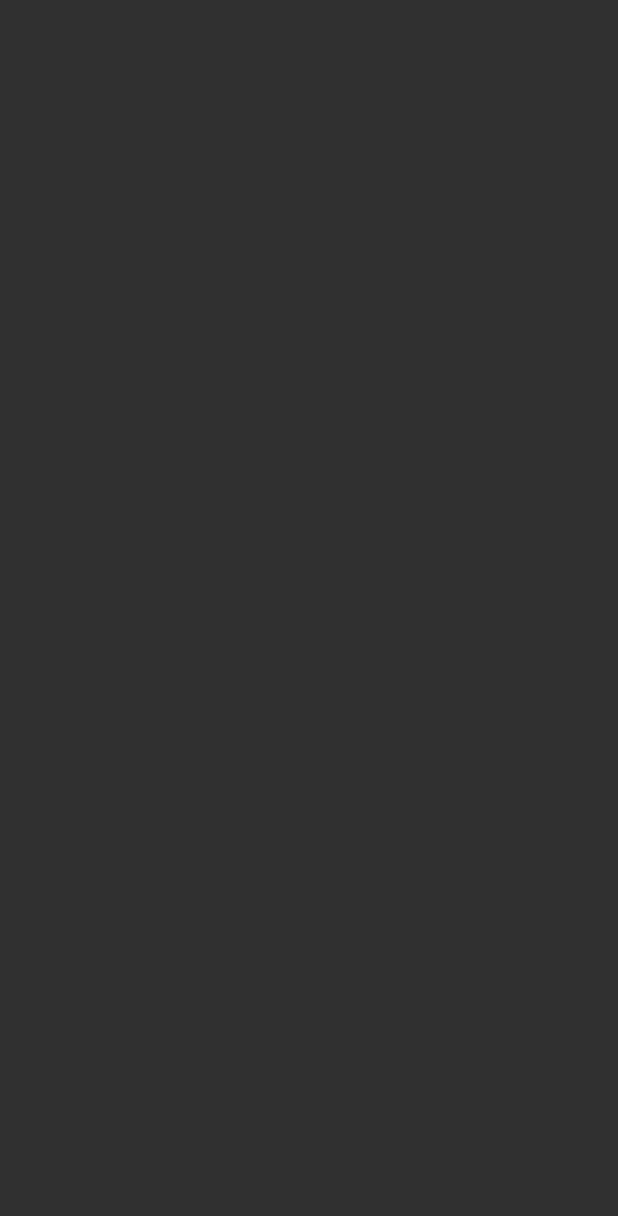
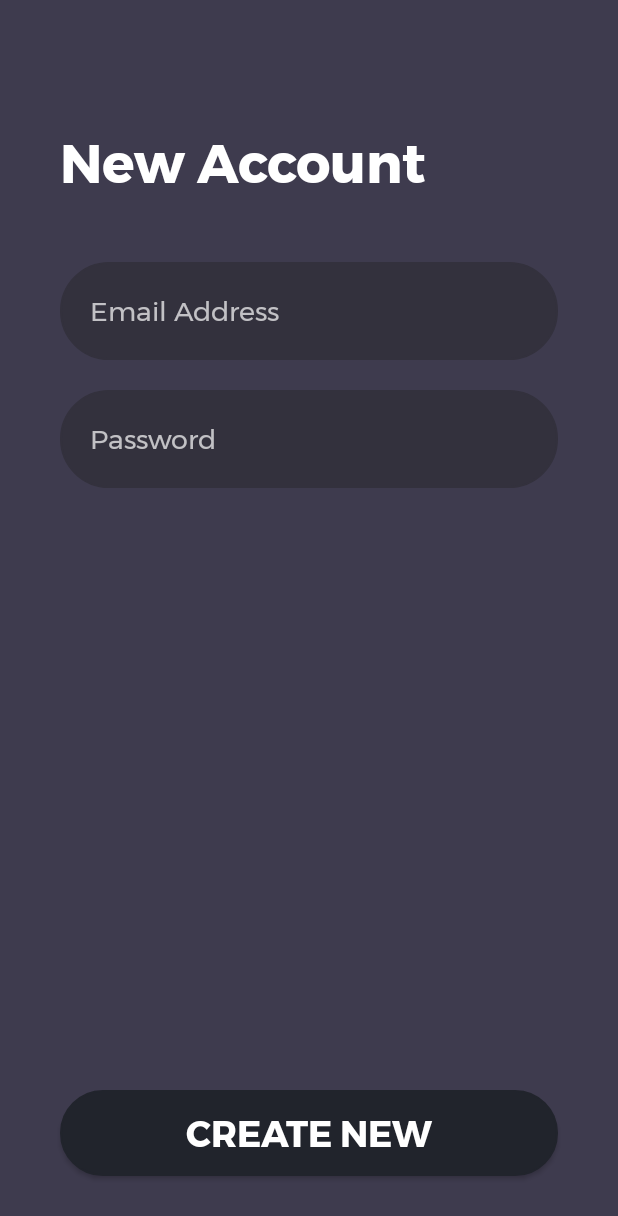
Before and after one commit to amalrajan/Cyclo, an Android app: the SignupActivity screen opened directly, with no data from a screen before it, on a phone screen of 412 x 824 dp. Before the commit the part shown is empty. Shown: the top 1216 px of the screen. Run offline under Robolectric (Android 15) with nearby library versions, the phone set to English and light mode, and no system bars.

Commit message:
Add sign up page

```diff
--- a/app/src/main/res/layout/activity_login.xml
+++ b/app/src/main/res/layout/activity_login.xml
@@ -60,12 +60,11 @@
 
     <Button
         android:id="@+id/login_button_login_page"
-        android:layout_width="269dp"
+        android:layout_width="0dp"
         android:layout_height="57dp"
-        android:layout_marginBottom="15dp"
-        android:layout_marginEnd="8dp"
-        android:layout_marginStart="8dp"
-        android:layout_marginTop="60dp"
+        android:layout_marginBottom="40dp"
+        android:layout_marginEnd="40dp"
+        android:layout_marginStart="40dp"
         android:background="@drawable/button_rounded_login"
         android:fontFamily="@font/montserrat_bold"
         android:paddingBottom="10dp"
@@ -77,7 +76,5 @@
         app:layout_constraintBottom_toBottomOf="parent"
         app:layout_constraintEnd_toEndOf="parent"
         app:layout_constraintHorizontal_bias="0.505"
-        app:layout_constraintStart_toStartOf="parent"
-        app:layout_constraintTop_toBottomOf="@+id/edit_text_password"
-        app:layout_constraintVertical_bias="0.716" />
+        app:layout_constraintStart_toStartOf="parent" />
 </android.support.constraint.ConstraintLayout>
--- a/app/src/main/res/layout/activity_signup.xml
+++ b/app/src/main/res/layout/activity_signup.xml
@@ -4,6 +4,77 @@
     xmlns:tools="http://schemas.android.com/tools"
     android:layout_width="match_parent"
     android:layout_height="match_parent"
-    tools:context=".SignupActivity">
+    android:background="#3e3b4e"
+    tools:context=".Login">
 
+    <TextView
+        android:id="@+id/text_view_login"
+        android:layout_width="wrap_content"
+        android:layout_height="wrap_content"
+        android:layout_marginStart="40dp"
+        android:layout_marginTop="80dp"
+        android:fontFamily="@font/montserrat_bold"
+        android:text="@string/signup"
+        android:textColor="@android:color/white"
+        android:textSize="36sp"
+        app:layout_constraintStart_toStartOf="parent"
+        app:layout_constraintTop_toTopOf="parent" />
+
+    <EditText
+        android:id="@+id/edit_text_password"
+        android:layout_width="0dp"
+        android:layout_height="65dp"
+        android:layout_marginLeft="40dp"
+        android:layout_marginRight="40dp"
+        android:layout_marginTop="20dp"
+        android:background="@drawable/entry_rounded"
+        android:ems="10"
+        android:fontFamily="@font/montserrat"
+        android:hint="@string/hint_password"
+        android:inputType="textPassword"
+        android:paddingLeft="20dp"
+        android:paddingRight="20dp"
+        android:textColor="@android:color/white"
+        app:layout_constraintEnd_toEndOf="parent"
+        app:layout_constraintStart_toStartOf="parent"
+        app:layout_constraintTop_toBottomOf="@+id/edit_test_email" />
+
+    <EditText
+        android:id="@+id/edit_test_email"
+        android:layout_width="0dp"
+        android:layout_height="65dp"
+        android:layout_marginLeft="40dp"
+        android:layout_marginRight="40dp"
+        android:layout_marginTop="36dp"
+        android:background="@drawable/entry_rounded"
+        android:ems="10"
+        android:fontFamily="@font/montserrat"
+        android:hint="@string/hint_email"
+        android:inputType="textEmailAddress"
+        android:paddingLeft="20dp"
+        android:paddingRight="20dp"
+        android:textColor="@android:color/white"
+        app:layout_constraintEnd_toEndOf="parent"
+        app:layout_constraintStart_toStartOf="parent"
+        app:layout_constraintTop_toBottomOf="@+id/text_view_login" />
+
+    <Button
+        android:id="@+id/login_button_login_page"
+        android:layout_width="0dp"
+        android:layout_height="57dp"
+        android:layout_marginBottom="40dp"
+        android:layout_marginEnd="40dp"
+        android:layout_marginStart="40dp"
+        android:background="@drawable/button_rounded_login"
+        android:fontFamily="@font/montserrat_bold"
+        android:paddingBottom="10dp"
+        android:paddingLeft="10dp"
+        android:paddingRight="10dp"
+        android:paddingTop="10dp"
+        android:text="@string/create_new_account"
+        android:textSize="24sp"
+        app:layout_constraintBottom_toBottomOf="parent"
+        app:layout_constraintEnd_toEndOf="parent"
+        app:layout_constraintHorizontal_bias="0.0"
+        app:layout_constraintStart_toStartOf="parent" />
 </android.support.constraint.ConstraintLayout>
--- a/app/src/main/res/values/strings.xml
+++ b/app/src/main/res/values/strings.xml
@@ -7,4 +7,6 @@
     <string name="welcome_new_user">New User?</string>
     <string name="hint_email">Email Address</string>
     <string name="hint_password">Password</string>
+    <string name="signup">New Account</string>
+    <string name="create_new_account">Create New</string>
 </resources>
```
